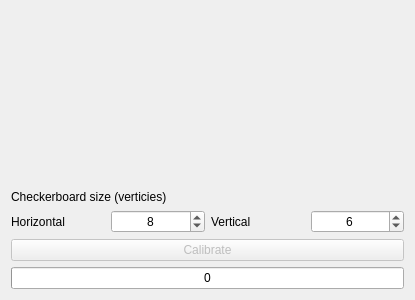
Menta25/AI-boardgame, file src/aiBoardGame/view/ui/calibrationWidget.ui: the form before one commit.
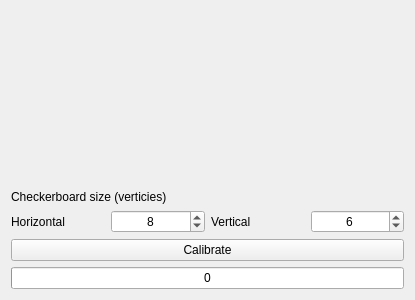
The form after the commit.

What changed in the file:
```diff
--- a/src/aiBoardGame/view/ui/calibrationWidget.ui
+++ b/src/aiBoardGame/view/ui/calibrationWidget.ui
@@ -88,7 +88,7 @@
      <item>
       <widget class="QPushButton" name="calibrateButton">
        <property name="enabled">
-        <bool>false</bool>
+        <bool>true</bool>
        </property>
        <property name="text">
         <string>Calibrate</string>
```
Left out of the diff: 3 changed lines with no effect on the pictures.
